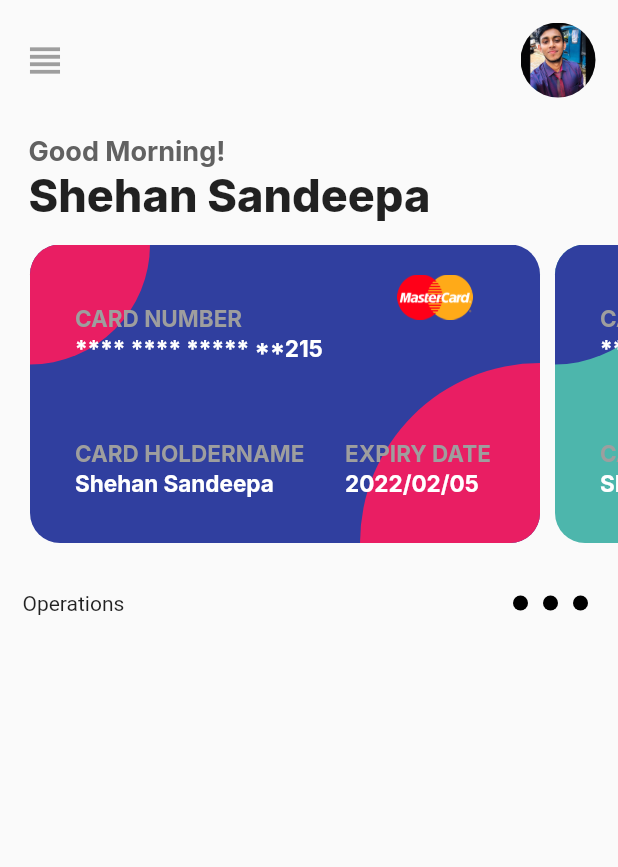
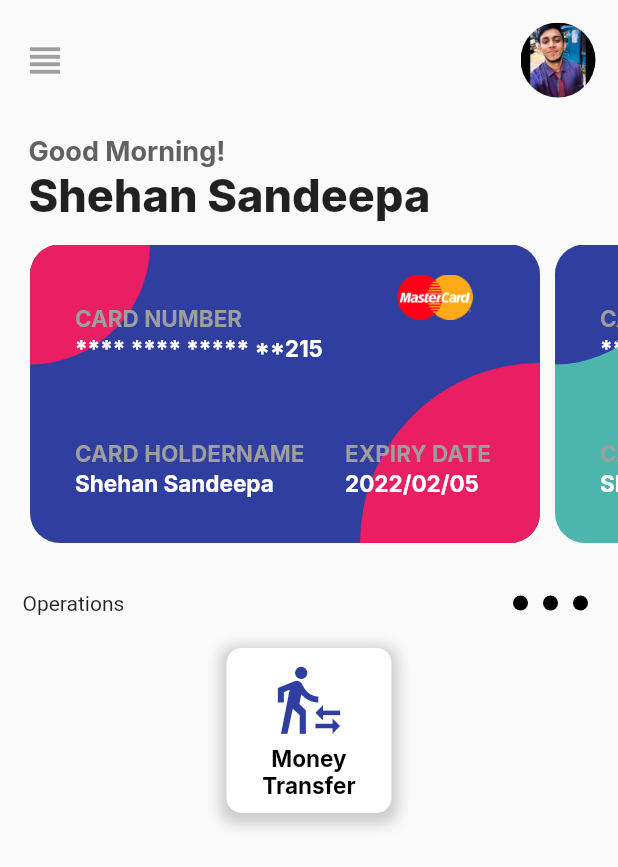
Before and after one commit to Shehan82/flutter-UI-practice-1, a Flutter app: the screen it shows after launch, on a phone screen of 412 x 824 dp. Shown: the top 867 px of the screen. Run offline on Flutter 3.47's test engine with Material 2 defaults, Android fonts, the phone set to English and light mode, and no system bars; our stand-ins replace google_fonts.

Commit message:
create operation box

```diff
--- a/lib/screens/home.dart
+++ b/lib/screens/home.dart
@@ -244,6 +244,56 @@ class _HomeScreenState extends State<HomeScreen> {
                   )
                 ],
               ),
+            ),
+            Container(
+              padding: EdgeInsets.only(right: 15, left: 15, top: 20),
+              child: Row(
+                mainAxisAlignment: MainAxisAlignment.spaceAround,
+                children: [
+                  Container(
+                    width: 110,
+                    height: 110,
+                    decoration: BoxDecoration(
+                        color: Colors.white,
+                        borderRadius: BorderRadius.circular(10),
+                        boxShadow: [
+                          BoxShadow(
+                            color: Colors.grey.withOpacity(0.5),
+                            spreadRadius: 4,
+                            blurRadius: 7,
+                            offset: Offset(0, 3),
+                          )
+                        ]),
+                    child: Column(
+                      mainAxisAlignment: MainAxisAlignment.center,
+                      children: [
+                        Icon(
+                          Icons.transfer_within_a_station,
+                          size: 50,
+                          color: Colors.indigo[700],
+                        ),
+                        SizedBox(
+                          height: 5,
+                        ),
+                        Text(
+                          "Money",
+                          style: GoogleFonts.inter(
+                              color: Colors.black,
+                              fontSize: 15,
+                              fontWeight: FontWeight.w700),
+                        ),
+                        Text(
+                          "Transfer",
+                          style: GoogleFonts.inter(
+                              color: Colors.black,
+                              fontSize: 15,
+                              fontWeight: FontWeight.w700),
+                        )
+                      ],
+                    ),
+                  ),
+                ],
+              ),
             )
           ],
         ),
```
Also changed, not shown: assets/images/m1.png (added).
